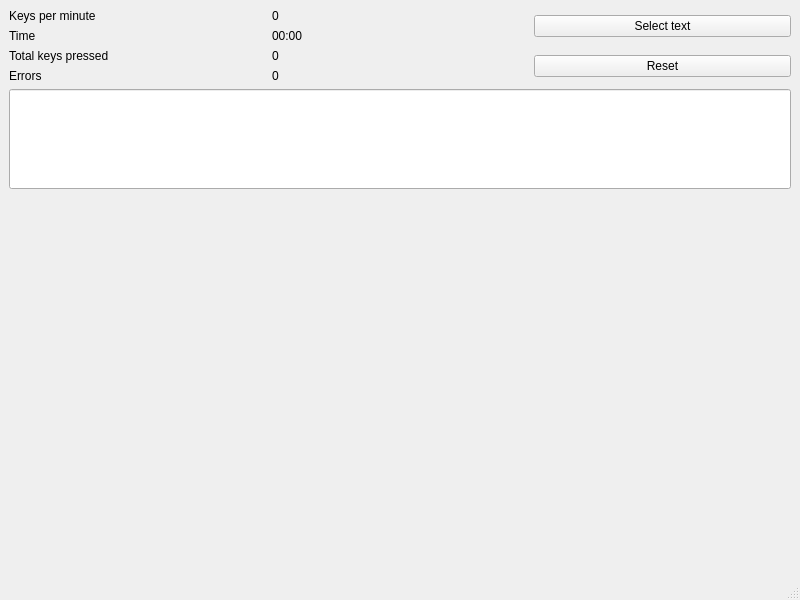
Mianvi228/Speedwriting-diploma, file mainwindow.ui: the form before one commit.
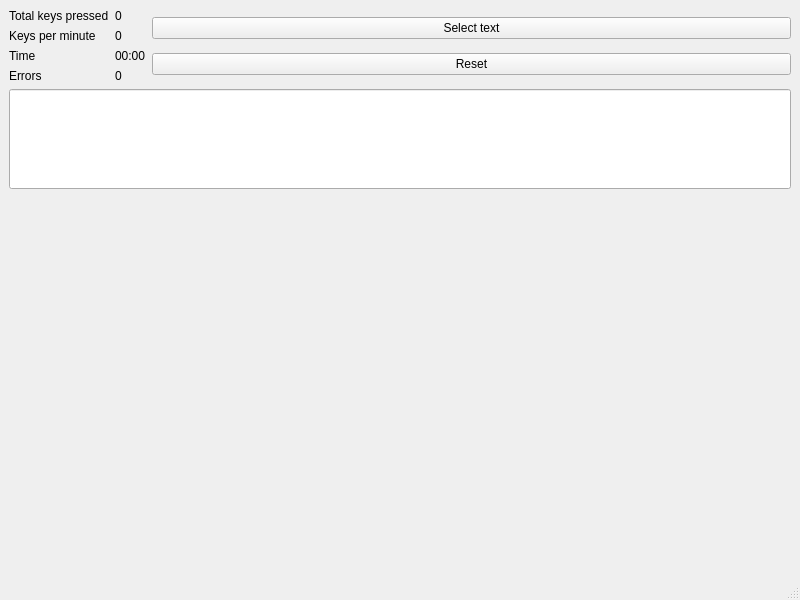
The form after the commit.

```diff
--- a/mainwindow.ui
+++ b/mainwindow.ui
@@ -33,14 +33,20 @@
   </property>
   <widget class="QWidget" name="centralwidget">
    <layout class="QGridLayout" name="gridLayout_2">
-    <item row="0" column="1">
-     <widget class="QLabel" name="LabelKPM">
-      <property name="text">
-       <string>0</string>
+    <item row="7" column="2">
+     <spacer name="horizontalSpacer">
+      <property name="orientation">
+       <enum>Qt::Orientation::Horizontal</enum>
       </property>
-     </widget>
+      <property name="sizeHint" stdset="0">
+       <size>
+        <width>40</width>
+        <height>0</height>
+       </size>
+      </property>
+     </spacer>
     </item>
-    <item row="6" column="1">
+    <item row="14" column="2">
      <spacer name="verticalSpacer">
       <property name="orientation">
        <enum>Qt::Orientation::Vertical</enum>
@@ -53,48 +59,7 @@
       </property>
      </spacer>
     </item>
-    <item row="0" column="2" rowspan="2">
-     <widget class="QPushButton" name="SelectTextButton">
-      <property name="focusPolicy">
-       <enum>Qt::FocusPolicy::NoFocus</enum>
-      </property>
-      <property name="text">
-       <string>Select text</string>
-      </property>
-     </widget>
-    </item>
-    <item row="2" column="2" rowspan="2">
-     <widget class="QPushButton" name="ResetButton">
-      <property name="focusPolicy">
-       <enum>Qt::FocusPolicy::NoFocus</enum>
-      </property>
-      <property name="text">
-       <string>Reset</string>
-      </property>
-     </widget>
-    </item>
-    <item row="1" column="1">
-     <widget class="QLabel" name="LabelTime">
-      <property name="text">
-       <string>00:00</string>
-      </property>
-     </widget>
-    </item>
-    <item row="3" column="1">
-     <widget class="QLabel" name="LabelErrors">
-      <property name="text">
-       <string>0</string>
-      </property>
-     </widget>
-    </item>
-    <item row="2" column="1">
-     <widget class="QLabel" name="LabelKeysPressed">
-      <property name="text">
-       <string>0</string>
-      </property>
-     </widget>
-    </item>
-    <item row="4" column="0" colspan="3">
+    <item row="12" column="1" colspan="3">
      <widget class="QLineEdit" name="TextBox">
       <property name="sizePolicy">
        <sizepolicy hsizetype="Expanding" vsizetype="Preferred">
@@ -129,33 +94,119 @@
       </property>
      </widget>
     </item>
-    <item row="0" column="0">
-     <widget class="QLabel" name="LabelKPM_Info">
-      <property name="text">
-       <string>Keys per minute</string>
-      </property>
-     </widget>
-    </item>
-    <item row="1" column="0">
-     <widget class="QLabel" name="LabelTime_Info">
-      <property name="text">
-       <string>Time</string>
-      </property>
-     </widget>
-    </item>
-    <item row="2" column="0">
-     <widget class="QLabel" name="LabelKeysPressed_Info">
-      <property name="text">
-       <string>Total keys pressed</string>
-      </property>
-     </widget>
-    </item>
-    <item row="3" column="0">
-     <widget class="QLabel" name="LabelErrors_Info">
-      <property name="text">
-       <string>Errors</string>
-      </property>
-     </widget>
+    <item row="8" column="1" colspan="3">
+     <layout class="QHBoxLayout" name="horizontalLayout_3" stretch="1,10">
+      <item>
+       <layout class="QHBoxLayout" name="horizontalLayout_2" stretch="1,3">
+        <item>
+         <layout class="QVBoxLayout" name="verticalLayout">
+          <item>
+           <widget class="QLabel" name="LabelKeysPressed_Info">
+            <property name="text">
+             <string>Total keys pressed</string>
+            </property>
+           </widget>
+          </item>
+          <item>
+           <widget class="QLabel" name="LabelKPM_Info">
+            <property name="text">
+             <string>Keys per minute</string>
+            </property>
+           </widget>
+          </item>
+          <item>
+           <widget class="QLabel" name="LabelTime_Info">
+            <property name="text">
+             <string>Time</string>
+            </property>
+           </widget>
+          </item>
+          <item>
+           <widget class="QLabel" name="LabelErrors_Info">
+            <property name="text">
+             <string>Errors</string>
+            </property>
+           </widget>
+          </item>
+         </layout>
+        </item>
+        <item>
+         <layout class="QVBoxLayout" name="verticalLayout_4">
+          <item>
+           <widget class="QLabel" name="LabelKeysPressed">
+            <property name="text">
+             <string>0</string>
+            </property>
+           </widget>
+          </item>
+          <item>
+           <widget class="QLabel" name="LabelKPM">
+            <property name="text">
+             <string>0</string>
+            </property>
+           </widget>
+          </item>
+          <item>
+           <widget class="QLabel" name="LabelTime">
+            <property name="text">
+             <string>00:00</string>
+            </property>
+           </widget>
+          </item>
+          <item>
+           <widget class="QLabel" name="LabelErrors">
+            <property name="text">
+             <string>0</string>
+            </property>
+           </widget>
+          </item>
+         </layout>
+        </item>
+       </layout>
+      </item>
+      <item>
+       <layout class="QVBoxLayout" name="verticalLayout_6">
+        <item>
+         <widget class="QPushButton" name="SelectTextButton">
+          <property name="sizePolicy">
+           <sizepolicy hsizetype="Expanding" vsizetype="Fixed">
+            <horstretch>0</horstretch>
+            <verstretch>0</verstretch>
+           </sizepolicy>
+          </property>
+          <property name="minimumSize">
+           <size>
+            <width>200</width>
+            <height>0</height>
+           </size>
+          </property>
+          <property name="baseSize">
+           <size>
+            <width>0</width>
+            <height>0</height>
+           </size>
+          </property>
+          <property name="focusPolicy">
+           <enum>Qt::FocusPolicy::NoFocus</enum>
+          </property>
+          <property name="text">
+           <string>Select text</string>
+          </property>
+         </widget>
+        </item>
+        <item>
+         <widget class="QPushButton" name="ResetButton">
+          <property name="focusPolicy">
+           <enum>Qt::FocusPolicy::NoFocus</enum>
+          </property>
+          <property name="text">
+           <string>Reset</string>
+          </property>
+         </widget>
+        </item>
+       </layout>
+      </item>
+     </layout>
     </item>
    </layout>
   </widget>
```
Left out of the diff: 2 changed lines with no effect on the pictures.
